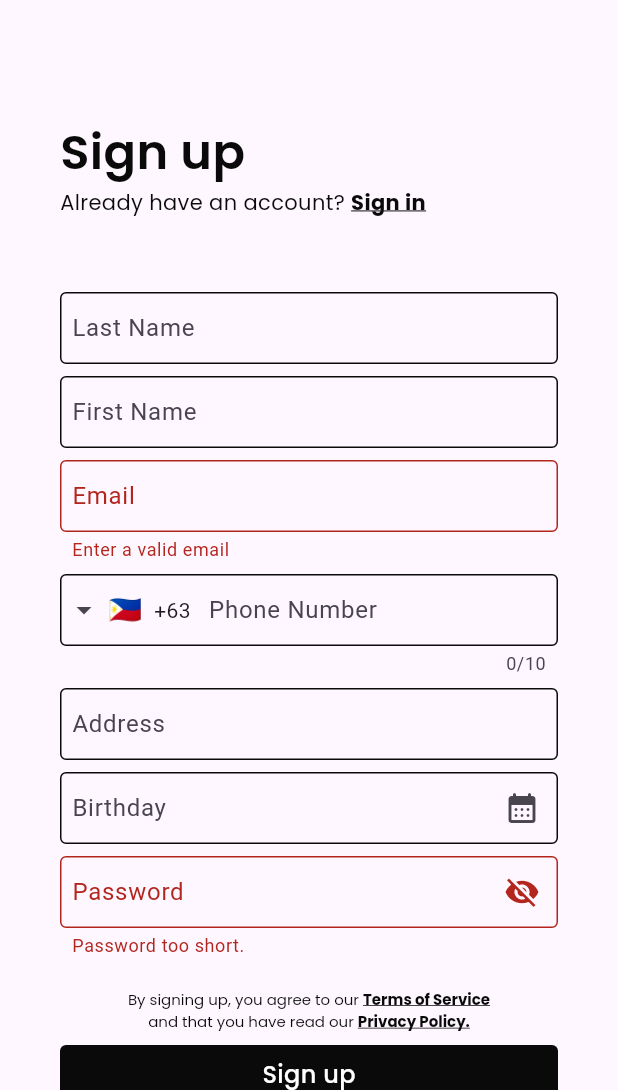
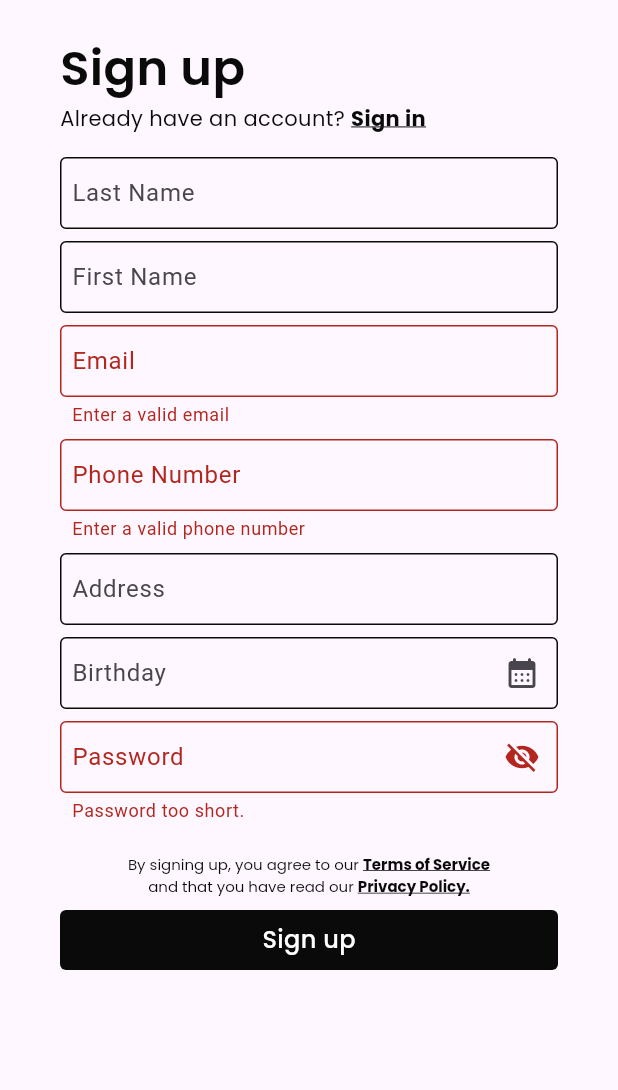
Before and after one commit to KapOllie/AdditionHills, a Flutter app: the SignupPage screen opened by its route, after a tap on "Sign up", on a phone screen of 412 x 824 dp, the part 146-1236 px from its top. Run offline on Flutter 3.47's test engine with Material 3 defaults, Android fonts, the phone set to English and light mode, and no system bars; drawn by our look-alikes of intl_phone_field; our stand-ins replace google_fonts.

Commit message:
6th Commit

```diff
--- a/lib/pages/signup_page.dart
+++ b/lib/pages/signup_page.dart
@@ -19,7 +19,7 @@ class _SignupPageState extends State<SignupPage> {
   final _phoneController = TextEditingController();
   final _addressController = TextEditingController();
   final _passwordController = TextEditingController();
-
+  String _password = '';
   @override
   void dispose() {
     _lastNameController.dispose();
@@ -84,10 +84,9 @@ class _SignupPageState extends State<SignupPage> {
                   )),
                 ),
               ),
-              const SizedBox(height: 56),
               Container(
                 padding: const EdgeInsets.symmetric(horizontal: 16),
-                height: 100,
+                height: 70,
                 width: double.infinity,
                 child: Column(
                   children: [
@@ -129,9 +128,6 @@ class _SignupPageState extends State<SignupPage> {
                   ],
                 ),
               ),
-              const SizedBox(
-                height: 4,
-              ),
               Container(
                 padding:
                     const EdgeInsets.symmetric(horizontal: 16, vertical: 8),
@@ -145,7 +141,7 @@ class _SignupPageState extends State<SignupPage> {
                           labelText: 'Last Name',
                           controller: _lastNameController,
                           validator: (val) {
-                            if (val != null && !val.isValidName) {
+                            if (val != null && val.isValidLastName) {
                               return "Enter a valid last name";
                             }
                             return null;
@@ -156,7 +152,7 @@ class _SignupPageState extends State<SignupPage> {
                           labelText: 'First Name',
                           controller: _firstNameController,
                           validator: (val) {
-                            if (val != null && !val.isValidName) {
+                            if (val!.isEmpty && val.isValidName) {
                               return "Enter a valid first name";
                             }
                             return null;
@@ -173,27 +169,16 @@ class _SignupPageState extends State<SignupPage> {
                             return null;
                           },
                         ),
-                        Container(
-                          margin: const EdgeInsets.symmetric(vertical: 4),
-                          child: IntlPhoneField(
-                            decoration: const InputDecoration(
-                              labelText: 'Phone Number',
-                              focusedBorder: OutlineInputBorder(
-                                  borderSide: BorderSide(
-                                      color: Color(0xff0a0a0a), width: 1.5)),
-                              border: OutlineInputBorder(),
-                              contentPadding: EdgeInsets.symmetric(
-                                  horizontal: 4, vertical: 10),
-                              enabledBorder: OutlineInputBorder(
-                                  borderSide: BorderSide(
-                                      color: Color(0xff0a0a0a), width: 1)),
-                            ),
-                            initialCountryCode: 'PH',
-                            onChanged: (phone) {
-                              debugPrint(phone.completeNumber);
-                              debugPrint(phone.toString());
-                            },
-                          ),
+                        WithoutIconTextfield(
+                          hintText: 'Phone Number',
+                          labelText: 'Phone Number',
+                          controller: _phoneController,
+                          validator: (val) {
+                            if (val != null && !val.isValidPhone) {
+                              return "Enter a valid phone number";
+                            }
+                            return null;
+                          },
                         ),
                         WithoutIconTextfield(
                           hintText: 'Barangay/City/Province',
@@ -270,6 +255,7 @@ class _SignupPageState extends State<SignupPage> {
                         ),
                         InkWell(
                           onTap: () {
+                            debugPrint(_phoneController.text);
                             _formKey.currentState!.validate();
                             // Make sure _fname is not null
                           },
--- a/lib/utils/exports.dart
+++ b/lib/utils/exports.dart
@@ -3,7 +3,7 @@ export 'package:flutter_addition_hills/components/custom_scaffold.dart';
 export 'package:flutter_addition_hills/pages/admin_page.dart';
 export 'package:flutter_addition_hills/pages/document_request_page.dart';
 // import 'package:flutter_addition_hills/pages/homepage_page.dart';
-export 'package:flutter_addition_hills/pages/login_page.dart';
+export 'package:flutter_addition_hills/user_side/log_in/login_page.dart';
 export 'package:flutter_addition_hills/pages/signup_page.dart';
 //import 'package:flutter_addition_hills/pages/signup_page.dart';
 //import 'package:flutter_addition_hills/pages/homepage_page.dart';
@@ -15,3 +15,4 @@ export 'package:google_fonts/google_fonts.dart';
 export 'package:flutter_addition_hills/utils/extensions.dart';
 export 'package:intl_phone_field/intl_phone_field.dart';
 export 'package:flutter_addition_hills/components/custom_appbar.dart';
+export 'package:flutter_addition_hills/routes/routes.dart';
--- a/lib/utils/extensions.dart
+++ b/lib/utils/extensions.dart
@@ -6,11 +6,17 @@ extension StringExtension on String {
 
   bool get isValidName {
     final nameRegExp = RegExp(r'[!@#<>?":_`~;[\]\\|=+)(*&^%0-9-]');
-    return !nameRegExp.hasMatch(this);
+    return nameRegExp.hasMatch(this);
+  }
+
+  bool get isValidLastName {
+    final lastNameRegExp = RegExp(r'^[A-Z][a-z]+(?: [A-Z][a-z]+)*$');
+    return lastNameRegExp.hasMatch(this);
   }
 
   bool get isValidPhone {
-    final phoneRegExp = RegExp(r"^(?:\+63\d{10}|09\d{11})$");
+    final phoneRegExp =
+        RegExp(r"((\+63)|0)[.\- ]?9[0-9]{2}[.\- ]?[0-9]{3}[.\- ]?[0-9]{4}$");
     return phoneRegExp.hasMatch(this);
   }
 }
```
Also changed, not shown: lib/main.dart (+3 -7 lines), lib/user_side/log_in/login_page.dart (renamed from lib/pages/login_page.dart, +5 -10 lines).
